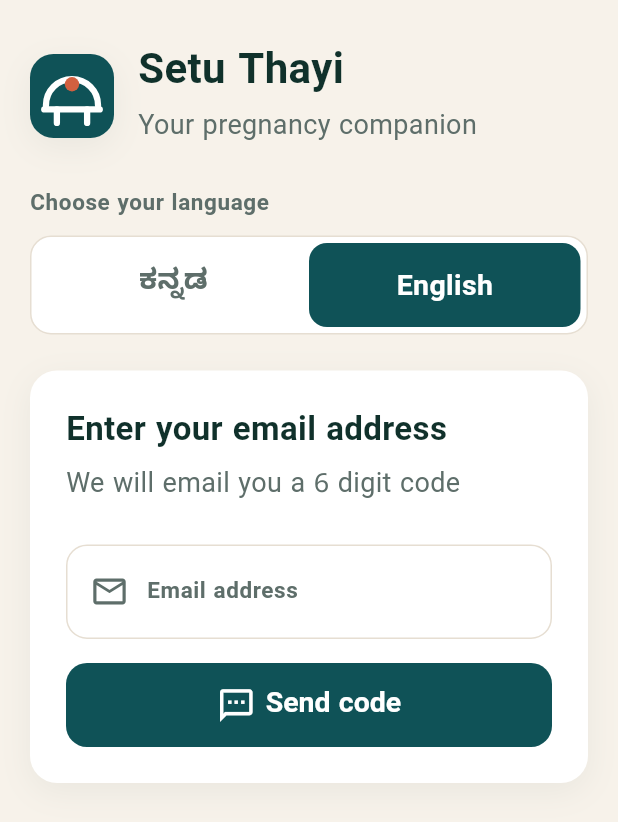
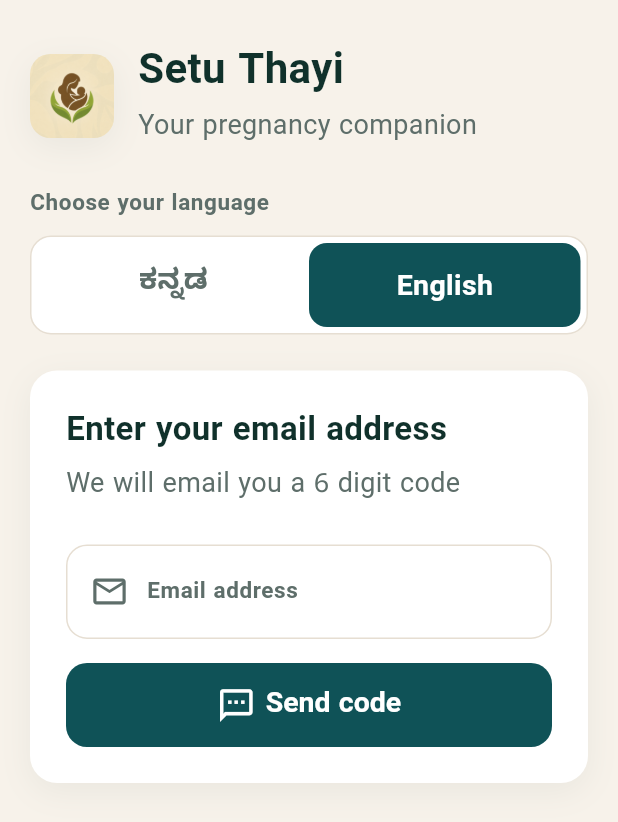
Before and after one commit to dhrruwa/setu, a Flutter app: the screen it shows after launch, after a tap on "English", on a phone screen of 412 x 824 dp. Shown: the top 822 px of the screen. Run offline on Flutter 3.47's test engine with Material 3 defaults, Android fonts, the phone set to English and light mode, and no system bars; our stand-ins replace flutter_riverpod, google_fonts, image_picker, permission_handler, qr_flutter, shared_preferences and 2 more; accounts and stored records are empty.

Commit message:
Use the Setu mark as the Thayi app icon, and ignore build output on main
logo1.png becomes the launcher icon at all five Android densities and all
fifteen iOS sizes, and replaces the drawn bridge mark in SetuLogo so the icon
and every in-app logo are the same artwork. The widget keeps its size API and
falls back to the wordmark rather than a broken-image box if the asset is ever
missing.

The Android icons needed generating twice: the first attempt used `set -- $d`
to split "mdpi 48", which zsh does not word-split, so sips received an empty
size and failed into /dev/null. The files were byte-identical to Flutter's
stock icon and git reported no change, which is how it was caught.

main had no .gitignore — it was committed to asha-app and setu-care only — so
every build artifact and Flutter-generated file in the working tree showed as
an untracked change here. This is the same 37-line version setu-care carries,
so all branches now hold identical content and cannot conflict on it.

Co-Authored-By: Claude Opus 5 (1M context) <noreply@anthropic.com>

```diff
--- a/thayi/lib/widgets/setu_logo.dart
+++ b/thayi/lib/widgets/setu_logo.dart
@@ -1,11 +1,12 @@
-import 'dart:math' as math;
-
 import 'package:flutter/material.dart';
 
 import '../theme/tokens.dart';
 
-/// Setu means bridge. The mark is an arc joining two banks, with a warm dot
-/// resting on it - the mother being carried across.
+/// The Setu mark: a mother holding her baby, cradled by two leaves.
+///
+/// The artwork ships as an asset rather than being drawn, so the app icon and
+/// every in-app logo are the same image. It is clipped to a rounded square to
+/// match the launcher icon's shape.
 class SetuLogo extends StatelessWidget {
   const SetuLogo({super.key, this.size = 96});
 
@@ -17,51 +18,33 @@ class SetuLogo extends StatelessWidget {
       width: size,
       height: size,
       decoration: BoxDecoration(
-        color: C.teal,
-        borderRadius: BorderRadius.circular(size * 0.28),
+        borderRadius: BorderRadius.circular(size * 0.24),
         boxShadow: kCardShadow,
       ),
-      child: CustomPaint(painter: _BridgePainter()),
+      clipBehavior: Clip.antiAlias,
+      foregroundDecoration: BoxDecoration(
+        borderRadius: BorderRadius.circular(size * 0.24),
+      ),
+      child: Image.asset(
+        'assets/brand/logo.png',
+        width: size,
+        height: size,
+        fit: BoxFit.cover,
+        // If the asset is ever missing, fall back to the wordmark's initial
+        // rather than a broken-image box on the splash screen.
+        errorBuilder: (context, _, __) => Container(
+          color: C.teal,
+          alignment: Alignment.center,
+          child: Text(
+            'ಸೇ',
+            style: TextStyle(
+              color: C.onDark,
+              fontSize: size * 0.42,
+              fontWeight: FontWeight.w700,
+            ),
+          ),
+        ),
+      ),
     );
   }
 }
-
-class _BridgePainter extends CustomPainter {
-  @override
-  void paint(Canvas canvas, Size size) {
-    final w = size.width;
-    final h = size.height;
-    final stroke = w * 0.075;
-
-    final line = Paint()
-      ..color = C.onDark
-      ..strokeWidth = stroke
-      ..style = PaintingStyle.stroke
-      ..strokeCap = StrokeCap.round;
-
-    // The deck.
-    final deckY = h * 0.66;
-    canvas.drawLine(
-        Offset(w * 0.17, deckY), Offset(w * 0.83, deckY), line);
-
-    // The arc above it.
-    final rect = Rect.fromLTWH(w * 0.19, h * 0.30, w * 0.62, h * 0.62);
-    canvas.drawArc(rect, math.pi, math.pi, false, line);
-
-    // Two piers.
-    canvas.drawLine(
-        Offset(w * 0.32, deckY), Offset(w * 0.32, h * 0.82), line);
-    canvas.drawLine(
-        Offset(w * 0.68, deckY), Offset(w * 0.68, h * 0.82), line);
-
-    // The mother, carried across.
-    canvas.drawCircle(
-      Offset(w * 0.5, h * 0.36),
-      w * 0.085,
-      Paint()..color = C.terra,
-    );
-  }
-
-  @override
-  bool shouldRepaint(covariant CustomPainter oldDelegate) => false;
-}
--- a/thayi/pubspec.yaml
+++ b/thayi/pubspec.yaml
@@ -41,3 +41,4 @@ flutter:
   generate: true
   assets:
     - assets/google_fonts/
+    - assets/brand/
```
Also changed, not shown: brand/logo1.png (added), thayi/assets/brand/logo.png (added), 21 other files.
